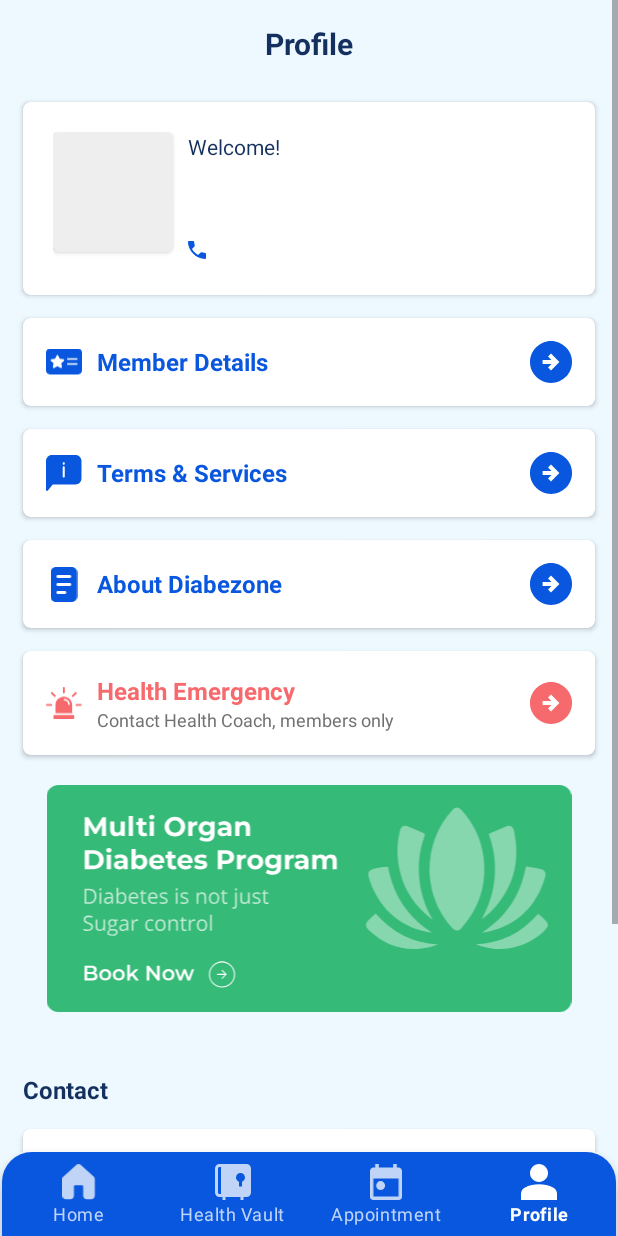
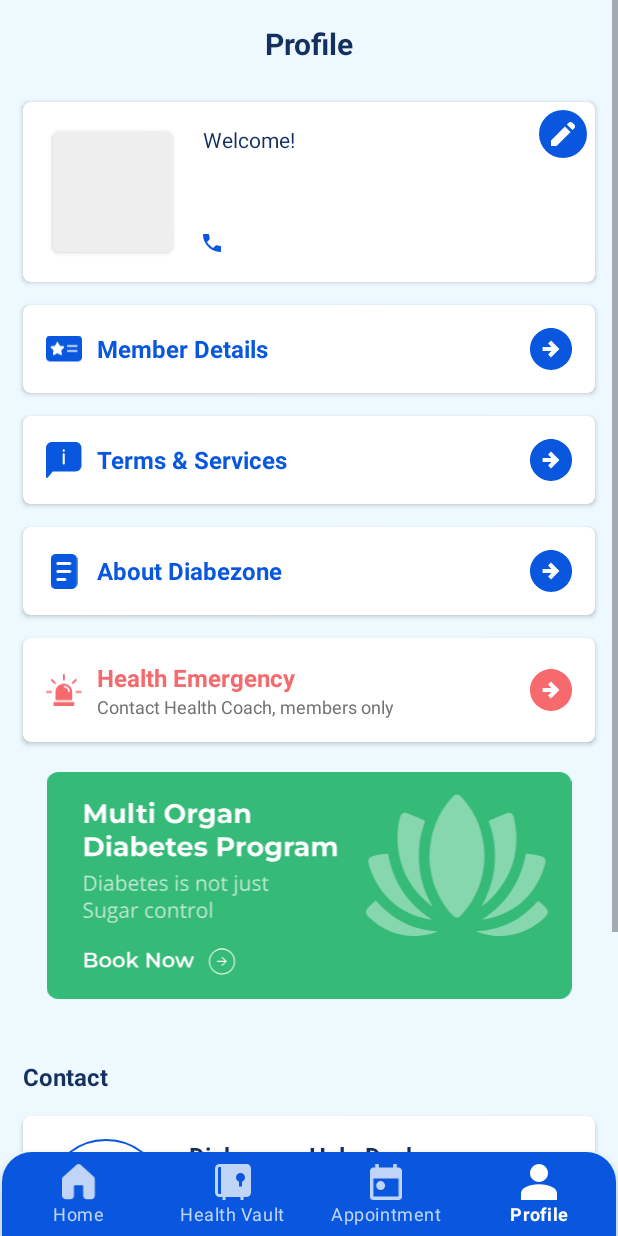
Before and after one commit to RajaganapathiPreludeSys/SafeGuardFamilyDiabezone, an Android app: the DashboardActivity screen opened directly, with no data from a screen before it, item 4 of the bottom bar chosen, on a phone screen of 412 x 824 dp. Run offline under Robolectric (Android 15) with nearby library versions, the phone set to English and light mode, and no system bars; our stand-ins replace CircleImageView, data binding; libraries missing offline, so code that uses them is left out: com.github.mikephil.charting; network calls fail; pictures from the network do not load; 7 statements that could not run were skipped.

Commit message:
General commit

```diff
--- a/app/src/main/AndroidManifest.xml
+++ b/app/src/main/AndroidManifest.xml
@@ -18,6 +18,7 @@
         android:name="android.hardware.camera.autofocus"
         android:required="true" />
 
+    <queries> <package android:name="com.whatsapp" /> </queries>
     <application
         android:name=".AppApplication"
         android:allowBackup="true"
--- a/app/src/main/java/com/safeguardFamily/diabezone/base/BaseActivity.kt
+++ b/app/src/main/java/com/safeguardFamily/diabezone/base/BaseActivity.kt
@@ -106,10 +106,12 @@ abstract class BaseActivity<VB : ViewDataBinding, VM : BaseViewModel>(
     }
 
     open fun openWhatsApp(num: String) {
+        val packageManager = packageManager
         val appInstalled = try {
             packageManager.getPackageInfo("com.whatsapp", PackageManager.GET_ACTIVITIES)
             true
         } catch (e: PackageManager.NameNotFoundException) {
+            e.printStackTrace()
             false
         }
         if (appInstalled) {
--- a/app/src/main/java/com/safeguardFamily/diabezone/model/response/HealthVaultResponse.kt
+++ b/app/src/main/java/com/safeguardFamily/diabezone/model/response/HealthVaultResponse.kt
@@ -6,7 +6,9 @@ data class HealthVaultResponse(
     @SerializedName("is_member") var isMember: Boolean?,
     @SerializedName("is_sample") var isSample: Boolean?,
     @SerializedName("pdf_url") var pdfUrl: String?,
+    @SerializedName("health_coach") var healthCoach: Provider?,
     @SerializedName("vault") var vault: Vault?
+
 )
 
 data class Vault(
--- a/app/src/main/java/com/safeguardFamily/diabezone/ui/adapter/DiagnosisAdapter.kt
+++ b/app/src/main/java/com/safeguardFamily/diabezone/ui/adapter/DiagnosisAdapter.kt
@@ -43,7 +43,7 @@ class DiagnosisAdapter(items: List<Diagnosi>) :
                 tvTitle.setTextColor(itemView.rootView.context.getColor(R.color.red))
                 ivAlert.setImageDrawable(itemView.rootView.context.getDrawable(R.drawable.ic_red_drop))
             } else {
-                tvTitle.setTextColor(itemView.rootView.context.getColor(R.color.black))
+                tvTitle.setTextColor(itemView.rootView.context.getColor(R.color.blue))
                 ivAlert.setImageDrawable(null)
             }
         }
--- a/app/src/main/java/com/safeguardFamily/diabezone/viewModel/HealthVaultViewModel.kt
+++ b/app/src/main/java/com/safeguardFamily/diabezone/viewModel/HealthVaultViewModel.kt
@@ -6,6 +6,7 @@ import com.safeguardFamily.diabezone.common.SharedPref
 import com.safeguardFamily.diabezone.model.request.IdRequest
 import com.safeguardFamily.diabezone.model.response.BaseResponse
 import com.safeguardFamily.diabezone.model.response.HealthVaultResponse
+import com.safeguardFamily.diabezone.model.response.Provider
 import com.safeguardFamily.diabezone.model.response.Vault
 import retrofit2.Call
 import retrofit2.Callback
@@ -13,6 +14,7 @@ import retrofit2.Response
 
 class HealthVaultViewModel : BaseViewModel() {
     var healthVault = MutableLiveData<Vault?>()
+    var healthCoach = MutableLiveData<Provider>()
     var isSample = MutableLiveData<Boolean?>()
     var pdfURL = ""
 
@@ -31,6 +33,7 @@ class HealthVaultViewModel : BaseViewModel() {
                     if (response.isSuccessful)
                         if (response.body()?.success!!) {
                             healthVault.postValue(response.body()!!.data.vault)
+                            healthCoach.postValue(response.body()!!.data.healthCoach!!)
                             isSample.postValue(response.body()!!.data.isSample)
                             pdfURL = response.body()!!.data.pdfUrl!!
                         } else apiError.postValue(response.body()!!.error)
--- a/app/src/main/res/layout/fragment_profile.xml
+++ b/app/src/main/res/layout/fragment_profile.xml
@@ -42,14 +42,13 @@
 
                 <RelativeLayout
                     android:layout_width="match_parent"
-                    android:layout_height="wrap_content"
-                    android:padding="20dp">
+                    android:layout_height="wrap_content">
 
                     <androidx.cardview.widget.CardView
                         android:id="@+id/cvProfileImages"
                         android:layout_width="80dp"
                         android:layout_height="80dp"
-                        android:layout_marginEnd="10dp"
+                        android:layout_margin="20dp"
                         app:cardCornerRadius="5dp">
 
                         <androidx.appcompat.widget.AppCompatImageView
@@ -101,6 +100,14 @@
                             android:text="@{profile.mobile}" />
 
                     </LinearLayout>
+
+                    <androidx.appcompat.widget.AppCompatImageView
+                        android:id="@+id/ivEdit"
+                        android:layout_width="wrap_content"
+                        android:layout_height="wrap_content"
+                        android:layout_alignParentEnd="true"
+                        android:padding="5dp"
+                        android:src="@drawable/ic_edit_circle_blue" />
 
                 </RelativeLayout>
 
```
Also changed, not shown: app/src/main/java/com/safeguardFamily/diabezone/AppApplication.kt (+23 -6 lines), app/src/main/java/com/safeguardFamily/diabezone/ui/adapter/AllergyAdapter.kt (+6 -2 lines), app/src/main/java/com/safeguardFamily/diabezone/ui/fragment/HealthVaultFragment.kt (+59 -2 lines).
